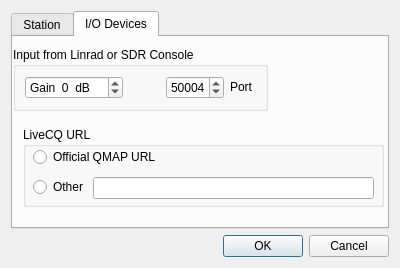
The window that qmap/devsetup.ui (uaro-radio/wsjtx) describes before a commit, drawn with Qt 5.
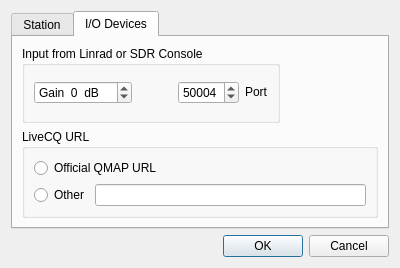
The same window after the commit. The open tabs and pages were chosen to show the change.

```diff
--- a/qmap/devsetup.ui
+++ b/qmap/devsetup.ui
@@ -278,15 +278,8 @@
       <attribute name="title">
        <string>I/O Devices</string>
       </attribute>
-      <widget class="QWidget" name="layoutWidget_2">
-       <property name="geometry">
-        <rect>
-         <x>0</x>
-         <y>10</y>
-         <width>255</width>
-         <height>64</height>
-        </rect>
-       </property>
+      <layout class="QGridLayout" name="gridLayout_4">
+       <item row="0" column="0">
        <layout class="QVBoxLayout" name="verticalLayout_8">
         <item>
          <widget class="QGroupBox" name="groupBox_2">
@@ -371,14 +364,14 @@
                  </property>
                  <property name="minimumSize">
                   <size>
-                   <width>26</width>
+                    <width>0</width>
                    <height>0</height>
                   </size>
                  </property>
                  <property name="maximumSize">
                   <size>
                    <width>16777215</width>
-                   <height>20</height>
+                    <height>16777215</height>
                   </size>
                  </property>
                  <property name="text">
@@ -394,59 +387,57 @@
          </widget>
         </item>
        </layout>
-      </widget>
+       </item>
+       <item row="0" column="1">
+        <spacer name="horizontalSpacer">
+         <property name="orientation">
+          <enum>Qt::Horizontal</enum>
+         </property>
+         <property name="sizeHint" stdset="0">
+          <size>
+           <width>40</width>
+           <height>20</height>
+          </size>
+         </property>
+        </spacer>
+       </item>
+       <item row="1" column="0" colspan="2">
       <widget class="QGroupBox" name="groupBox">
-       <property name="geometry">
-        <rect>
-         <x>10</x>
-         <y>90</y>
-         <width>361</width>
-         <height>80</height>
-        </rect>
+         <property name="sizePolicy">
+          <sizepolicy hsizetype="Expanding" vsizetype="Preferred">
+           <horstretch>0</horstretch>
+           <verstretch>0</verstretch>
+          </sizepolicy>
        </property>
        <property name="title">
         <string>LiveCQ URL</string>
        </property>
-       <widget class="QRadioButton" name="otherBut">
-        <property name="geometry">
-         <rect>
-          <x>10</x>
-          <y>50</y>
-          <width>51</width>
-          <height>20</height>
-         </rect>
-        </property>
-        <property name="text">
-         <string>Other</string>
-        </property>
-       </widget>
+         <layout class="QGridLayout" name="gridLayout_3">
+          <item row="0" column="0" colspan="2">
        <widget class="QRadioButton" name="w3szBut">
-        <property name="geometry">
-         <rect>
-          <x>10</x>
-          <y>20</y>
-          <width>131</width>
-          <height>20</height>
-         </rect>
-        </property>
         <property name="text">
          <string>Official QMAP URL</string>
         </property>
        </widget>
+          </item>
+          <item row="1" column="0">
+           <widget class="QRadioButton" name="otherBut">
+            <property name="text">
+             <string>Other</string>
+            </property>
+           </widget>
+          </item>
+          <item row="1" column="1">
        <widget class="QLineEdit" name="otherUrlBox">
-        <property name="geometry">
-         <rect>
-          <x>70</x>
-          <y>50</y>
-          <width>281</width>
-          <height>22</height>
-         </rect>
-        </property>
         <property name="text">
          <string/>
         </property>
        </widget>
-      </widget>
+          </item>
+         </layout>
+        </widget>
+       </item>
+      </layout>
      </widget>
     </widget>
    </item>
```
Left out of the diff: 16 changed lines with no effect on the pictures. Lines whose indentation alone changed are shown as unchanged.
